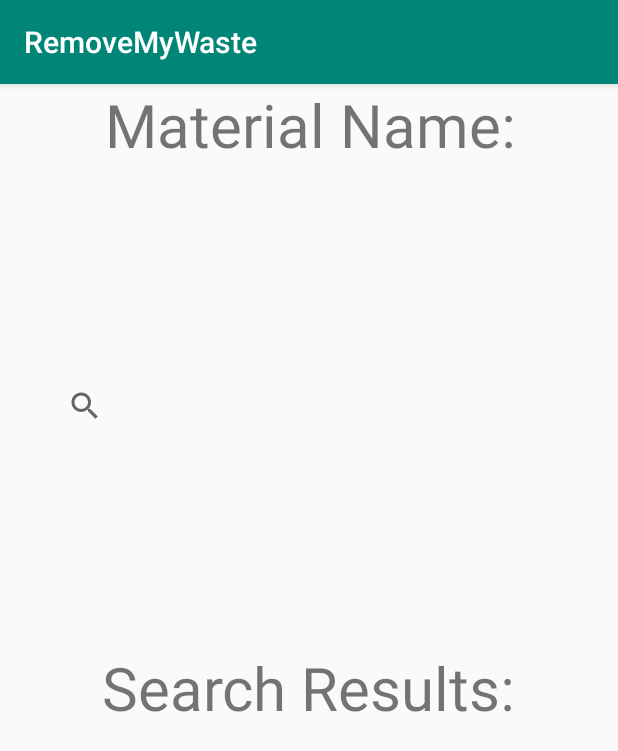
After one commit to RemoveMyWaste/RemoveMyWaste-android, an Android app: the search_material screen opened directly, with no data from a screen before it, on a phone screen of 412 x 824 dp. The commit adds this screen. Shown: the top 751 px of the screen. Run offline under Robolectric (Android 15) with nearby library versions, the phone set to English and light mode, and no system bars.

Commit message:
added main page, working on search materials

```diff
--- a/src/main/AndroidManifest.xml
+++ b/src/main/AndroidManifest.xml
@@ -16,6 +16,7 @@
                 <category android:name="android.intent.category.LAUNCHER" />
             </intent-filter>
         </activity>
+        <activity android:name=".search_material"></activity>
     </application>
 
 </manifest>
--- /dev/null
+++ b/src/main/java/com/liambeckman/removemywaste/search_material.java
@@ -0,0 +1,13 @@
+package com.liambeckman.removemywaste;
+
+import android.support.v7.app.AppCompatActivity;
+import android.os.Bundle;
+
+public class search_material extends AppCompatActivity {
+
+    @Override
+    protected void onCreate(Bundle savedInstanceState) {
+        super.onCreate(savedInstanceState);
+        setContentView(R.layout.activity_search_material);
+    }
+}
--- /dev/null
+++ b/src/main/res/layout/activity_search_material.xml
@@ -0,0 +1,51 @@
+<?xml version="1.0" encoding="utf-8"?>
+<android.support.constraint.ConstraintLayout xmlns:android="http://schemas.android.com/apk/res/android"
+    xmlns:app="http://schemas.android.com/apk/res-auto"
+    xmlns:tools="http://schemas.android.com/tools"
+    android:layout_width="match_parent"
+    android:layout_height="match_parent"
+    tools:context=".search_material">
+
+    <SearchView
+        android:id="@+id/searchView"
+        android:layout_width="350dp"
+        android:layout_height="wrap_content"
+        app:layout_constraintBottom_toTopOf="@+id/textView2"
+        app:layout_constraintEnd_toEndOf="parent"
+        app:layout_constraintHorizontal_bias="0.529"
+        app:layout_constraintStart_toStartOf="parent"
+        app:layout_constraintTop_toBottomOf="@+id/textView" />
+
+    <TextView
+        android:id="@+id/textView"
+        android:layout_width="wrap_content"
+        android:layout_height="wrap_content"
+        android:text="@string/material_name"
+        android:textSize="40sp"
+        app:layout_constraintEnd_toEndOf="parent"
+        app:layout_constraintHorizontal_bias="0.508"
+        app:layout_constraintStart_toStartOf="parent"
+        app:layout_constraintTop_toTopOf="parent"
+        app:layout_constraintVertical_chainStyle="spread_inside" />
+
+    <TextView
+        android:id="@+id/textView2"
+        android:layout_width="wrap_content"
+        android:layout_height="wrap_content"
+        android:text="@string/search_results"
+        android:textSize="40sp"
+        app:layout_constraintBottom_toTopOf="@+id/textView3"
+        app:layout_constraintEnd_toEndOf="parent"
+        app:layout_constraintStart_toStartOf="parent"
+        app:layout_constraintTop_toBottomOf="@+id/searchView" />
+
+    <TextView
+        android:id="@+id/textView3"
+        android:layout_width="317dp"
+        android:layout_height="186dp"
+        android:layout_marginBottom="16dp"
+        app:layout_constraintBottom_toBottomOf="parent"
+        app:layout_constraintEnd_toEndOf="parent"
+        app:layout_constraintHorizontal_bias="0.507"
+        app:layout_constraintStart_toStartOf="parent" />
+</android.support.constraint.ConstraintLayout>
--- a/src/main/res/values/strings.xml
+++ b/src/main/res/values/strings.xml
@@ -1,3 +1,9 @@
 <resources>
     <string name="app_name">RemoveMyWaste</string>
+    <string name="search_material">Search Material</string>
+    <string name="view_facilities">View Facilities</string>
+    <string name="account_settings">Account Settings</string>
+    <string name="logout">Logout</string>
+    <string name="search_results">Search Results:</string>
+    <string name="material_name">Material Name:</string>
 </resources>
```
Also changed, not shown: src/main/java/com/liambeckman/removemywaste/MainActivity.java (+10 -0 lines), src/main/res/layout/activity_main.xml (+41 -4 lines), 1 other file.
